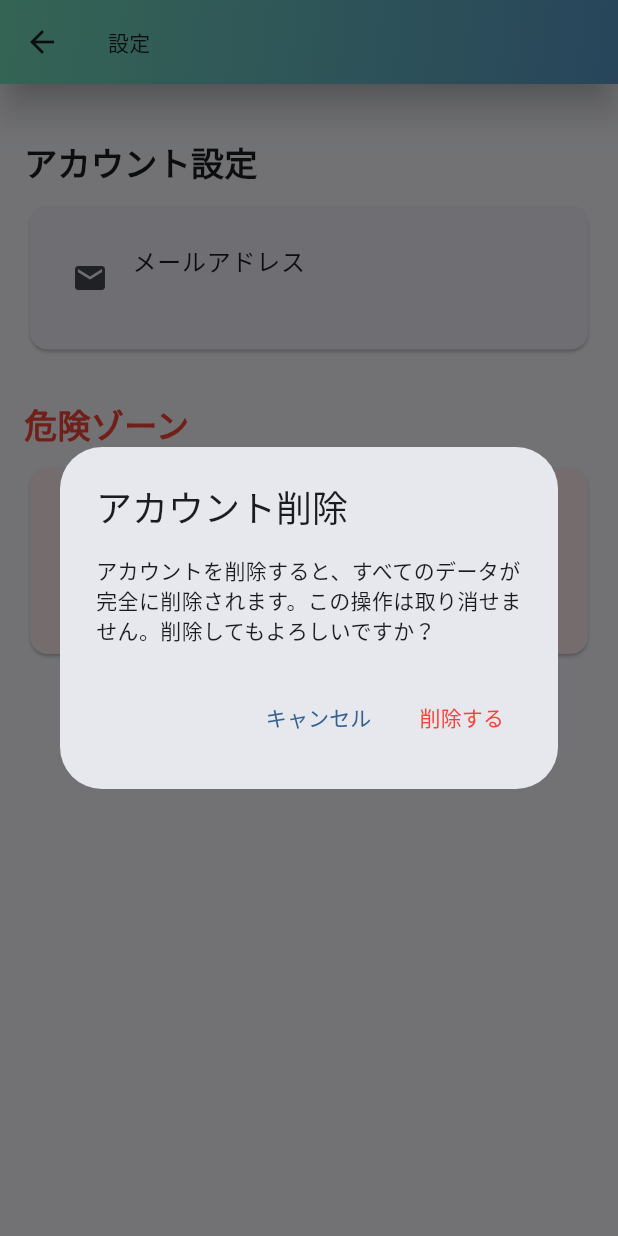
After one commit to yamamomo2022/balance_ai_agent, a Flutter app: the LifestylePage screen opened directly, item 3 of the bottom bar chosen, after a tap on "削除", on a phone screen of 412 x 824 dp. The commit adds this screen. Run offline on Flutter 3.47's test engine with Material 3 defaults, Android fonts, the phone set to English and light mode, and no system bars; our stand-ins replace dio, firebase_auth, firebase_core, flutter_chat_types, flutter_chat_ui, flutter_dotenv; accounts and stored records are empty; generated files the repository leaves out were written again; network calls fail.

Commit message:
feat: refactor navigation and add settings page
- Updated main.dart to navigate to LifestylePage instead of ChatRoomPage.
- Removed unused code from chat_room_page.dart and updated app bar title.
- Added lifestyle_page.dart with navigation to ChatRoomPage and SettingPage.
- Updated login_signup_page.dart to navigate to LifestylePage after login.
- Created setting_page.dart for account settings and deletion functionality.
- Enhanced custom_app_bar.dart for better title styling.

```diff
--- a/lib/main.dart
+++ b/lib/main.dart
@@ -1,4 +1,5 @@
-import 'package:balance_ai_agent/pages/chat_room_page.dart';
+import 'package:balance_ai_agent/models/lifestyle.dart';
+import 'package:balance_ai_agent/pages/lifestyle_page.dart';
 import 'package:flutter/material.dart';
 import 'pages/login_signup_page.dart';
 import 'package:firebase_core/firebase_core.dart';
@@ -64,7 +65,7 @@ class _AuthWrapperState extends State<AuthWrapper> {
     return Consumer<UserProvider>(
       builder: (context, userProvider, _) {
         return userProvider.isLoggedIn
-            ? const ChatRoomPage()
+            ? const LifestylePage()
             : const LoginSignupPage();
       },
     );
--- a/lib/pages/chat_room_page.dart
+++ b/lib/pages/chat_room_page.dart
@@ -87,57 +87,7 @@ class ChatRoomPageState extends State<ChatRoomPage> {
 
   @override
   Widget build(BuildContext context) => Scaffold(
-        appBar: CustomAppBar(
-          actions: [
-            IconButton(
-              icon: const Icon(Icons.assignment_outlined),
-              onPressed: () {
-                Navigator.push(
-                  context,
-                  MaterialPageRoute(
-                      builder: (context) => const LifestylePage()),
-                );
-              },
-            ),
-          ],
-        ),
-        drawer: Drawer(
-          child: ListView(
-            padding: EdgeInsets.zero,
-            children: <Widget>[
-              SizedBox(
-                height: 128,
-                child: DrawerHeader(
-                  child: Text('Menu'),
-                  decoration: BoxDecoration(
-                    color: Color.fromARGB(255, 114, 219, 184),
-                  ),
-                ),
-              ),
-              ListTile(
-                title: Row(
-                  children: [
-                    Icon(Icons.logout),
-                    SizedBox(width: 8),
-                    Text('Logout'),
-                  ],
-                ),
-                onTap: () async {
-                  try {
-                    await FirebaseAuth.instance.signOut();
-                  } catch (e) {
-                    // エラーメッセージを表示するなどの処理を追加
-                  }
-                  Navigator.pushReplacement(
-                    context,
-                    MaterialPageRoute(
-                        builder: (context) => const LoginSignupPage()),
-                  );
-                },
-              ),
-            ],
-          ),
-        ),
+        appBar: CustomAppBar(title: 'チャット'),
         body: Chat(
           user: _user,
           messages: _messages,
--- a/lib/pages/lifestyle_page.dart
+++ b/lib/pages/lifestyle_page.dart
@@ -1,3 +1,4 @@
+import 'package:balance_ai_agent/pages/setting_page.dart';
 import 'package:flutter/material.dart';
 import 'package:balance_ai_agent/models/lifestyle.dart'; // Lifestyle クラスの定義ファイルをインポート
 import 'package:balance_ai_agent/widgets/custom_app_bar.dart';
@@ -45,7 +46,9 @@ class _LifestylePageState extends State<LifestylePage> {
   @override
   Widget build(BuildContext context) {
     return Scaffold(
-      appBar: const CustomAppBar(),
+      appBar: const CustomAppBar(
+        title: 'ポリシー',
+      ),
       body: SingleChildScrollView(
         padding: const EdgeInsets.all(16),
         child: Column(
@@ -90,6 +93,39 @@ class _LifestylePageState extends State<LifestylePage> {
           ],
         ),
       ),
+      bottomNavigationBar: BottomNavigationBar(
+        items: const [
+          BottomNavigationBarItem(
+            icon: Icon(Icons.person),
+            label: 'ポリシー',
+          ),
+          BottomNavigationBarItem(
+            icon: Icon(Icons.chat),
+            label: 'チャット',
+          ),
+          BottomNavigationBarItem(
+            icon: Icon(Icons.settings),
+            label: '設定',
+          ),
+        ],
+        selectedItemColor: Colors.cyan,
+        onTap: (index) {
+          if (index == 1) {
+            Navigator.push(
+              context,
+              MaterialPageRoute(builder: (context) => const ChatRoomPage()),
+            );
+          }
+          if (index == 2) {
+            Navigator.push(
+              context,
+              MaterialPageRoute(builder: (context) => const SettingPage()),
+            );
+
+            ;
+          }
+        },
+      ),
     );
   }
 }
--- a/lib/pages/login_signup_page.dart
+++ b/lib/pages/login_signup_page.dart
@@ -1,3 +1,5 @@
+import 'package:balance_ai_agent/models/lifestyle.dart';
+import 'package:balance_ai_agent/pages/lifestyle_page.dart';
 import 'package:flutter/material.dart';
 import 'package:balance_ai_agent/widgets/auth_form.dart';
 import 'chat_room_page.dart';
@@ -43,7 +45,7 @@ class LoginSignupPage extends StatelessWidget {
                   Navigator.pushReplacement(
                     context,
                     MaterialPageRoute(
-                        builder: (context) => const ChatRoomPage()),
+                        builder: (context) => const LifestylePage()),
                   );
                   try {
                     final userCredential =
--- /dev/null
+++ b/lib/pages/setting_page.dart
@@ -0,0 +1,188 @@
+import 'package:flutter/material.dart';
+import 'package:firebase_auth/firebase_auth.dart';
+import 'package:balance_ai_agent/pages/login_signup_page.dart';
+import 'package:balance_ai_agent/widgets/custom_app_bar.dart';
+
+class SettingPage extends StatefulWidget {
+  const SettingPage({super.key});
+
+  @override
+  State<SettingPage> createState() => _SettingPageState();
+}
+
+class _SettingPageState extends State<SettingPage> {
+  final FirebaseAuth _auth = FirebaseAuth.instance;
+  bool _isLoading = false;
+
+  Future<void> _deleteAccount(BuildContext context) async {
+    // Show confirmation dialog
+    final bool confirm = await showDialog(
+      context: context,
+      builder: (BuildContext context) {
+        return AlertDialog(
+          title: const Text('アカウント削除'),
+          content: const Text(
+              'アカウントを削除すると、すべてのデータが完全に削除されます。この操作は取り消せません。削除してもよろしいですか？'),
+          actions: <Widget>[
+            TextButton(
+              onPressed: () => Navigator.of(context).pop(false),
+              child: const Text('キャンセル'),
+            ),
+            TextButton(
+              onPressed: () => Navigator.of(context).pop(true),
+              child: const Text(
+                '削除する',
+                style: TextStyle(color: Colors.red),
+              ),
+            ),
+          ],
+        );
+      },
+    );
+
+    if (confirm == true) {
+      setState(() {
+        _isLoading = true;
+      });
+
+      try {
+        // Get current user
+        final User? user = _auth.currentUser;
+        if (user != null) {
+          // Delete the user
+          await user.delete();
+
+          // Navigate to login page after deletion
+          if (mounted) {
+            Navigator.of(context).pushAndRemoveUntil(
+              MaterialPageRoute(
+                builder: (context) => const LoginSignupPage(),
+              ),
+              (route) => false,
+            );
+
+            // Show success message
+            ScaffoldMessenger.of(context).showSnackBar(
+              const SnackBar(
+                content: Text('アカウントが削除されました'),
+                backgroundColor: Colors.green,
+              ),
+            );
+          }
+        }
+      } on FirebaseAuthException catch (e) {
+        String errorMessage = 'アカウント削除中にエラーが発生しました';
+
+        // Handle specific error cases
+        if (e.code == 'requires-recent-login') {
+          errorMessage = '再認証が必要です。一度ログアウトして再度ログインしてからお試しください';
+        }
+
+        if (mounted) {
+          ScaffoldMessenger.of(context).showSnackBar(
+            SnackBar(
+              content: Text(errorMessage),
+              backgroundColor: Colors.red,
+            ),
+          );
+        }
+      } catch (e) {
+        if (mounted) {
+          ScaffoldMessenger.of(context).showSnackBar(
+            SnackBar(
+              content: Text('エラー：${e.toString()}'),
+              backgroundColor: Colors.red,
+            ),
+          );
+        }
+      } finally {
+        if (mounted) {
+          setState(() {
+            _isLoading = false;
+          });
+        }
+      }
+    }
+  }
+
+  @override
+  Widget build(BuildContext context) {
+    return Scaffold(
+      appBar: CustomAppBar(title: '設定'),
+      body: _isLoading
+          ? const Center(child: CircularProgressIndicator())
+          : SingleChildScrollView(
+              padding: const EdgeInsets.all(16.0),
+              child: Column(
+                crossAxisAlignment: CrossAxisAlignment.start,
+                children: [
+                  const SizedBox(height: 20),
+
+                  // Account section
+                  const Text(
+                    'アカウント設定',
+                    style: TextStyle(
+                      fontSize: 22,
+                      fontWeight: FontWeight.bold,
+                    ),
+                  ),
+                  const SizedBox(height: 10),
+                  Card(
+                    child: Padding(
+                      padding: const EdgeInsets.all(12.0),
+                      child: Column(
+                        children: [
+                          ListTile(
+                            leading: const Icon(Icons.email),
+                            title: const Text('メールアドレス'),
+                            subtitle: Text(_auth.currentUser?.email ?? ''),
+                          ),
+                        ],
+                      ),
+                    ),
+                  ),
+
+                  const SizedBox(height: 30),
+
+                  // Danger zone
+                  const Text(
+                    '危険ゾーン',
+                    style: TextStyle(
+                      fontSize: 22,
+                      fontWeight: FontWeight.bold,
+                      color: Colors.red,
+                    ),
+                  ),
+                  const SizedBox(height: 10),
+                  Card(
+                    color: Colors.red.shade50,
+                    child: Padding(
+                      padding: const EdgeInsets.all(12.0),
+                      child: Column(
+                        children: [
+                          ListTile(
+                            leading: const Icon(Icons.delete_forever,
+                                color: Colors.red),
+                            title: const Text('アカウントを削除',
+                                style: TextStyle(fontWeight: FontWeight.bold)),
+                            subtitle: const Text(
+                                'アカウントとすべてのデータを完全に削除します。この操作は取り消せません。'),
+                            trailing: ElevatedButton(
+                              onPressed: () => _deleteAccount(context),
+                              style: ElevatedButton.styleFrom(
+                                backgroundColor: Colors.red,
+                                foregroundColor: Colors.white,
+                              ),
+                              child: const Text('削除'),
+                            ),
+                          ),
+                        ],
+                      ),
+                    ),
+                  ),
+                ],
+              ),
+            ),
+    );
+  }
+}
--- a/lib/widgets/custom_app_bar.dart
+++ b/lib/widgets/custom_app_bar.dart
@@ -33,7 +33,10 @@ class CustomAppBar extends StatelessWidget implements PreferredSizeWidget {
         shadowColor: Colors.black, // 影の色
         surfaceTintColor: Colors.transparent, // サーフェスの色合い
         title: title != null
-            ? Text(title!, style: Theme.of(context).textTheme.labelLarge)
+            ? Text(
+                title!,
+                style: Theme.of(context).textTheme.labelLarge,
+              )
             : Container(),
         actions: actions ?? []);
   }
```
